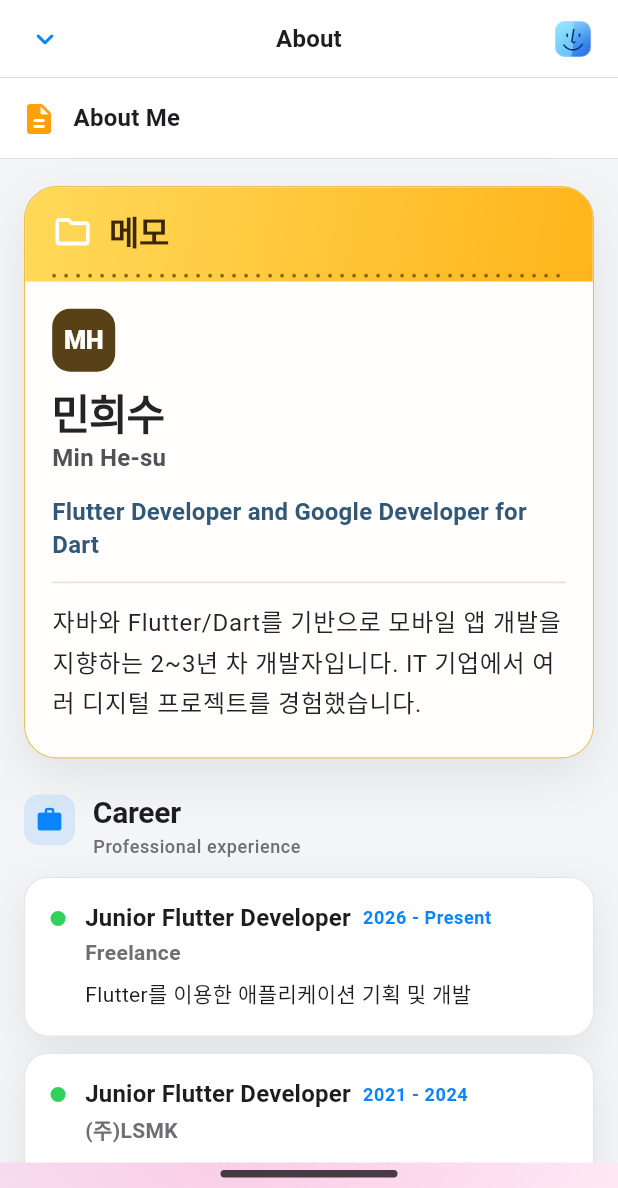
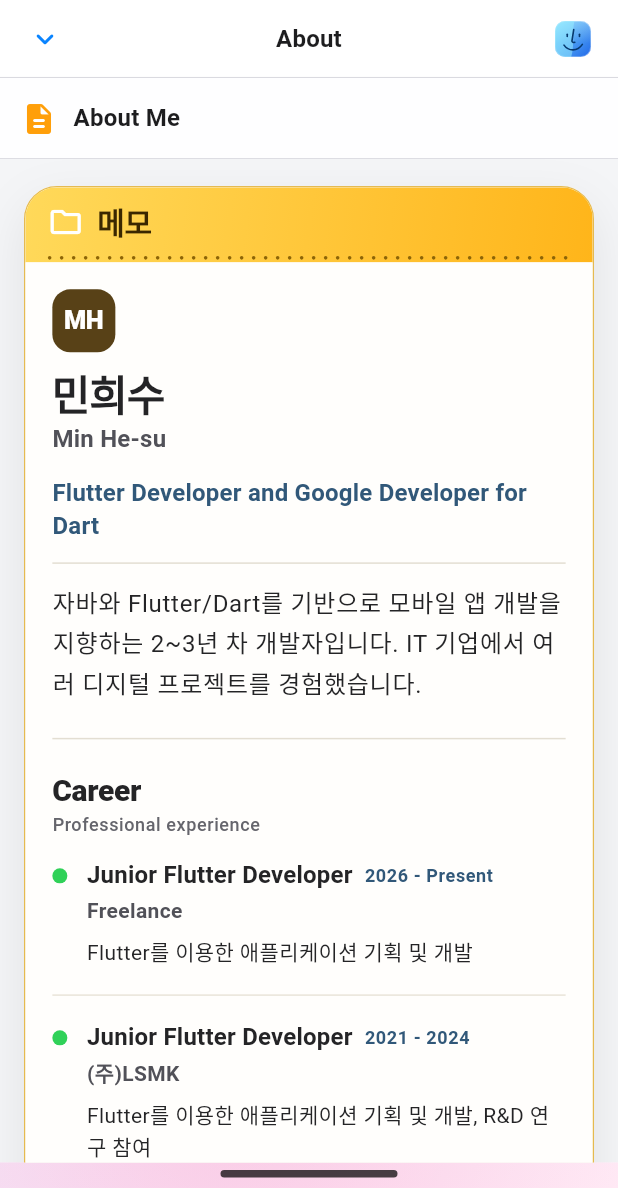
Before and after one commit to hesu-dev/portfolio_hesu, a Flutter app: the screen it shows after launch, after a tap on "메모", on a phone screen of 412 x 824 dp, the part 48-1236 px from its top. Run offline on Flutter 3.47's test engine with Material 3 defaults, Android fonts, the phone set to English and light mode, and no system bars.

Commit message:
refactor(about): 모든 소개 정보를 단일 메모로 통합

```diff
--- a/lib/portfolio/apps/about_app.dart
+++ b/lib/portfolio/apps/about_app.dart
@@ -3,6 +3,7 @@ import 'package:flutter/material.dart';
 import '../data/portfolio_data.dart';
 import '../services/external_launcher.dart';
 import '../theme/apple_theme.dart';
+import '../widgets/apple_notes_surface.dart';
 
 class AboutApp extends StatelessWidget {
   const AboutApp({
@@ -48,45 +49,10 @@ class AboutApp extends StatelessWidget {
                 Center(
                   child: ConstrainedBox(
                     constraints: const BoxConstraints(maxWidth: 820),
-                    child: Column(
-                      crossAxisAlignment: CrossAxisAlignment.stretch,
-                      children: <Widget>[
-                        _AboutNotesCard(data: data, compact: compact),
-                        SizedBox(height: compact ? 24 : 32),
-                        const AppleSectionTitle(
-                          title: 'Career',
-                          subtitle: 'Professional experience',
-                          icon: Icons.work_rounded,
-                        ),
-                        const SizedBox(height: 12),
-                        for (final experience in data.experiences) ...<Widget>[
-                          _ExperienceCard(experience: experience),
-                          const SizedBox(height: 11),
-                        ],
-                        SizedBox(height: compact ? 14 : 20),
-                        const AppleSectionTitle(
-                          title: 'Education',
-                          subtitle: 'Learning and foundations',
-                          icon: Icons.school_rounded,
-                        ),
-                        const SizedBox(height: 12),
-                        for (final entry in data.education.indexed) ...<Widget>[
-                          _EducationCard(
-                            education: entry.$2,
-                            index: entry.$1,
+                    child: _AboutNotesCard(
+                      data: data,
                       launcher: launcher,
-                          ),
-                          const SizedBox(height: 11),
-                        ],
-                        SizedBox(height: compact ? 14 : 20),
-                        const AppleSectionTitle(
-                          title: 'Contact',
-                          subtitle: 'Let’s build something thoughtful',
-                          icon: Icons.alternate_email_rounded,
-                        ),
-                        const SizedBox(height: 12),
-                        _ContactCard(data: data),
-                      ],
+                      compact: compact,
                     ),
                   ),
                 ),
@@ -100,98 +66,31 @@ class AboutApp extends StatelessWidget {
 }
 
 class _AboutNotesCard extends StatelessWidget {
-  const _AboutNotesCard({required this.data, required this.compact});
+  const _AboutNotesCard({
+    required this.data,
+    required this.launcher,
+    required this.compact,
+  });
 
   final PortfolioData data;
+  final ExternalLauncher launcher;
   final bool compact;
 
   @override
   Widget build(BuildContext context) {
-    const noteBody = Color(0xFFFFFEFC);
     const notePrimary = Color(0xFF242426);
     const noteSecondary = Color(0xFF515158);
     const noteAccent = Color(0xFF315879);
 
-    return Container(
-      key: const Key('about-notes-card'),
-      decoration: BoxDecoration(
-        color: noteBody,
-        borderRadius: BorderRadius.circular(compact ? 22 : 28),
-        border: Border.all(
-          color: const Color(0xFFDDA51B).withValues(alpha: 0.72),
-          width: 0.8,
-        ),
-        boxShadow: <BoxShadow>[
-          BoxShadow(
-            color: AppleTheme.subtleShadow(context),
-            blurRadius: 28,
-            offset: const Offset(0, 12),
-          ),
-        ],
-      ),
-      child: ClipRRect(
-        borderRadius: BorderRadius.circular(compact ? 21 : 27),
-        child: Column(
-          crossAxisAlignment: CrossAxisAlignment.stretch,
-          children: <Widget>[
-            Container(
-              key: const Key('about-notes-header'),
-              padding: EdgeInsets.fromLTRB(
-                compact ? 18 : 24,
-                compact ? 16 : 19,
-                compact ? 18 : 24,
-                0,
-              ),
-              decoration: const BoxDecoration(
-                gradient: LinearGradient(
-                  begin: Alignment.topLeft,
-                  end: Alignment.bottomRight,
-                  colors: <Color>[Color(0xFFFFD95A), Color(0xFFFFB51A)],
-                ),
-              ),
-              child: Column(
-                crossAxisAlignment: CrossAxisAlignment.stretch,
-                children: <Widget>[
-                  Row(
-                    children: <Widget>[
-                      Icon(
-                        Icons.folder_outlined,
-                        color: Colors.white,
-                        size: compact ? 27 : 31,
-                      ),
-                      SizedBox(width: compact ? 11 : 14),
-                      Expanded(
-                        child: Text(
-                          '메모',
-                          style: Theme.of(context).textTheme.titleLarge
-                              ?.copyWith(
-                                color: const Color(0xFF3A2700),
-                                fontSize: compact ? 22 : 25,
-                                fontWeight: FontWeight.w700,
-                              ),
-                        ),
-                      ),
-                    ],
-                  ),
-                  SizedBox(height: compact ? 12 : 15),
-                  const SizedBox(
-                    key: Key('about-notes-separator'),
-                    height: 8,
-                    child: CustomPaint(painter: _NotesDotsPainter()),
-                  ),
-                ],
-              ),
-            ),
-            Container(
-              key: const Key('about-notes-body'),
-              padding: EdgeInsets.fromLTRB(
-                compact ? 18 : 26,
-                compact ? 18 : 24,
-                compact ? 18 : 26,
-                compact ? 22 : 28,
-              ),
-              decoration: const BoxDecoration(color: noteBody),
-              child: Column(
+    return AppleNotesSurface(
+      cardKey: const Key('about-notes-card'),
+      headerKey: const Key('about-notes-header'),
+      bodyKey: const Key('about-notes-body'),
+      separatorKey: const Key('about-notes-separator'),
+      size: compact
+          ? AppleNotesSurfaceSize.compact
+          : AppleNotesSurfaceSize.regular,
+      body: Column(
         crossAxisAlignment: CrossAxisAlignment.start,
         children: <Widget>[
           Container(
@@ -246,36 +145,103 @@ class _AboutNotesCard extends StatelessWidget {
           SizedBox(height: compact ? 13 : 16),
           Text(
             data.identity.biography,
-                    style: Theme.of(context).textTheme.bodyLarge?.copyWith(
-                      color: notePrimary,
-                      height: 1.58,
+            style: Theme.of(
+              context,
+            ).textTheme.bodyLarge?.copyWith(color: notePrimary, height: 1.58),
           ),
+          _NoteSectionDivider(compact: compact),
+          const _NoteSectionTitle(
+            title: 'Career',
+            subtitle: 'Professional experience',
           ),
+          SizedBox(height: compact ? 12 : 16),
+          for (final experience in data.experiences.indexed) ...<Widget>[
+            _ExperienceCard(experience: experience.$2),
+            if (experience.$1 != data.experiences.length - 1)
+              const _NoteEntryDivider(),
           ],
+          _NoteSectionDivider(compact: compact),
+          const _NoteSectionTitle(
+            title: 'Education',
+            subtitle: 'Learning and foundations',
           ),
+          SizedBox(height: compact ? 12 : 16),
+          for (final entry in data.education.indexed) ...<Widget>[
+            _EducationCard(
+              education: entry.$2,
+              index: entry.$1,
+              launcher: launcher,
             ),
+            if (entry.$1 != data.education.length - 1)
+              const _NoteEntryDivider(),
           ],
+          _NoteSectionDivider(compact: compact),
+          const _NoteSectionTitle(
+            title: 'Contact',
+            subtitle: 'Let’s build something thoughtful',
           ),
+          SizedBox(height: compact ? 12 : 16),
+          _ContactCard(data: data),
+        ],
       ),
     );
   }
 }
 
-class _NotesDotsPainter extends CustomPainter {
-  const _NotesDotsPainter();
+class _NoteSectionDivider extends StatelessWidget {
+  const _NoteSectionDivider({required this.compact});
+
+  final bool compact;
 
   @override
-  void paint(Canvas canvas, Size size) {
-    final paint = Paint()..color = const Color(0xFF8D6507);
-    const radius = 1.25;
-    const gap = 8.0;
-    for (var x = radius; x <= size.width - radius; x += gap) {
-      canvas.drawCircle(Offset(x, size.height / 2), radius, paint);
+  Widget build(BuildContext context) {
+    return Padding(
+      padding: EdgeInsets.symmetric(vertical: compact ? 22 : 28),
+      child: const Divider(height: 1, color: Color(0xFFE3DED2)),
+    );
   }
 }
 
+class _NoteEntryDivider extends StatelessWidget {
+  const _NoteEntryDivider();
+
   @override
-  bool shouldRepaint(covariant _NotesDotsPainter oldDelegate) => false;
+  Widget build(BuildContext context) {
+    return const Padding(
+      padding: EdgeInsets.symmetric(vertical: 14),
+      child: Divider(height: 1, color: Color(0xFFE9E4D9)),
+    );
+  }
+}
+
+class _NoteSectionTitle extends StatelessWidget {
+  const _NoteSectionTitle({required this.title, required this.subtitle});
+
+  final String title;
+  final String subtitle;
+
+  @override
+  Widget build(BuildContext context) {
+    return Column(
+      crossAxisAlignment: CrossAxisAlignment.start,
+      children: <Widget>[
+        Text(
+          title,
+          style: Theme.of(context).textTheme.titleLarge?.copyWith(
+            color: const Color(0xFF242426),
+            fontWeight: FontWeight.w800,
+          ),
+        ),
+        const SizedBox(height: 3),
+        Text(
+          subtitle,
+          style: AppleTheme.caption(
+            context,
+          ).copyWith(color: const Color(0xFF65656C)),
+        ),
+      ],
+    );
+  }
 }
 
 class _ExperienceCard extends StatelessWidget {
@@ -285,9 +251,8 @@ class _ExperienceCard extends StatelessWidget {
 
   @override
   Widget build(BuildContext context) {
-    return AppleSurfaceCard(
-      radius: 16,
-      padding: const EdgeInsets.all(17),
+    return Padding(
+      padding: const EdgeInsets.symmetric(vertical: 4),
       child: Row(
         crossAxisAlignment: CrossAxisAlignment.start,
         children: <Widget>[
@@ -312,12 +277,14 @@ class _ExperienceCard extends StatelessWidget {
                   children: <Widget>[
                     Text(
                       experience.role,
-                      style: Theme.of(context).textTheme.titleMedium,
+                      style: Theme.of(context).textTheme.titleMedium?.copyWith(
+                        color: const Color(0xFF242426),
+                      ),
                     ),
                     Text(
                       experience.period,
                       style: AppleTheme.caption(context).copyWith(
-                        color: AppleTheme.blue,
+                        color: const Color(0xFF315879),
                         fontWeight: FontWeight.w600,
                       ),
                     ),
@@ -327,12 +294,17 @@ class _ExperienceCard extends StatelessWidget {
                 Text(
                   experience.organization,
                   style: AppleTheme.body(context).copyWith(
-                    color: AppleTheme.secondaryLabel(context),
+                    color: const Color(0xFF515158),
                     fontWeight: FontWeight.w600,
                   ),
                 ),
                 const SizedBox(height: 7),
-                Text(experience.description, style: AppleTheme.body(context)),
+                Text(
+                  experience.description,
+                  style: AppleTheme.body(
+                    context,
+                  ).copyWith(color: const Color(0xFF242426)),
+                ),
               ],
             ),
           ),
@@ -394,22 +366,23 @@ class _EducationCardState extends State<_EducationCard> {
   @override
   Widget build(BuildContext context) {
     final education = widget.education;
-    return AppleSurfaceCard(
-      radius: 16,
-      padding: const EdgeInsets.all(17),
+    return Padding(
+      padding: const EdgeInsets.symmetric(vertical: 4),
       child: Column(
         crossAxisAlignment: CrossAxisAlignment.start,
         children: <Widget>[
           Text(
             education.program,
-            style: Theme.of(context).textTheme.titleMedium,
+            style: Theme.of(
+              context,
+            ).textTheme.titleMedium?.copyWith(color: const Color(0xFF242426)),
           ),
           const SizedBox(height: 6),
           Text(
             education.institution,
             style: AppleTheme.body(
               context,
-            ).copyWith(color: AppleTheme.secondaryLabel(context)),
+            ).copyWith(color: const Color(0xFF515158)),
           ),
           const SizedBox(height: 7),
           Wrap(
@@ -425,6 +398,11 @@ class _EducationCardState extends State<_EducationCard> {
                 OutlinedButton.icon(
                   key: Key('about-education-link-${widget.index}'),
                   onPressed: () => _openLink(link),
+                  style: OutlinedButton.styleFrom(
+                    foregroundColor: const Color(0xFF315879),
+                    side: const BorderSide(color: Color(0xFF9AAAB7)),
+                    minimumSize: const Size(44, 44),
+                  ),
                   icon: const Icon(Icons.open_in_new_rounded, size: 17),
                   label: Text('Open ${link.label}'),
                 ),
@@ -451,10 +429,9 @@ class _ContactCard extends StatelessWidget {
 
   @override
   Widget build(BuildContext context) {
-    return AppleSurfaceCard(
-      child: Wrap(
-        spacing: 12,
-        runSpacing: 12,
+    return Wrap(
+      spacing: 18,
+      runSpacing: 16,
       children: <Widget>[
         _ContactItem(
           icon: Icons.mail_rounded,
@@ -467,7 +444,6 @@ class _ContactCard extends StatelessWidget {
           value: data.identity.githubUrl,
         ),
       ],
-      ),
     );
   }
 }
@@ -503,15 +479,21 @@ class _ContactItem extends StatelessWidget {
             child: Column(
               crossAxisAlignment: CrossAxisAlignment.start,
               children: <Widget>[
-                Text(label, style: AppleTheme.caption(context)),
+                Text(
+                  label,
+                  style: AppleTheme.caption(
+                    context,
+                  ).copyWith(color: const Color(0xFF65656C)),
+                ),
                 const SizedBox(height: 2),
                 Text(
                   value,
                   maxLines: 2,
                   overflow: TextOverflow.ellipsis,
-                  style: AppleTheme.body(
-                    context,
-                  ).copyWith(fontWeight: FontWeight.w600),
+                  style: AppleTheme.body(context).copyWith(
+                    color: const Color(0xFF242426),
+                    fontWeight: FontWeight.w600,
+                  ),
                 ),
               ],
             ),
```
Lines whose indentation alone changed are shown as unchanged.
